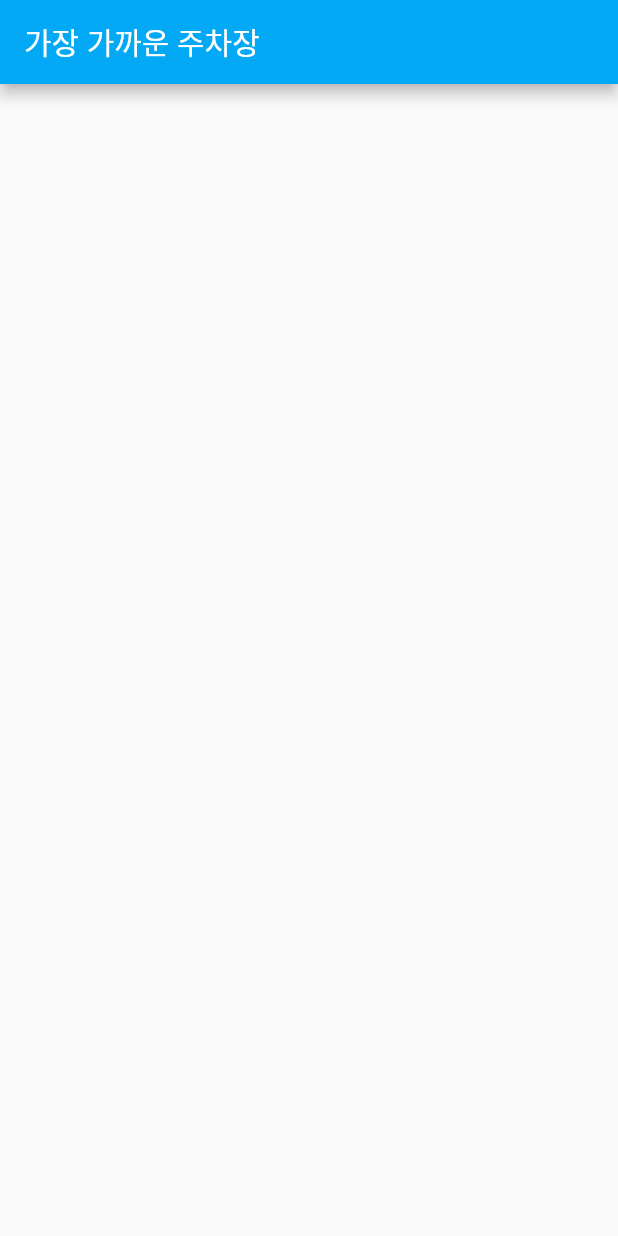
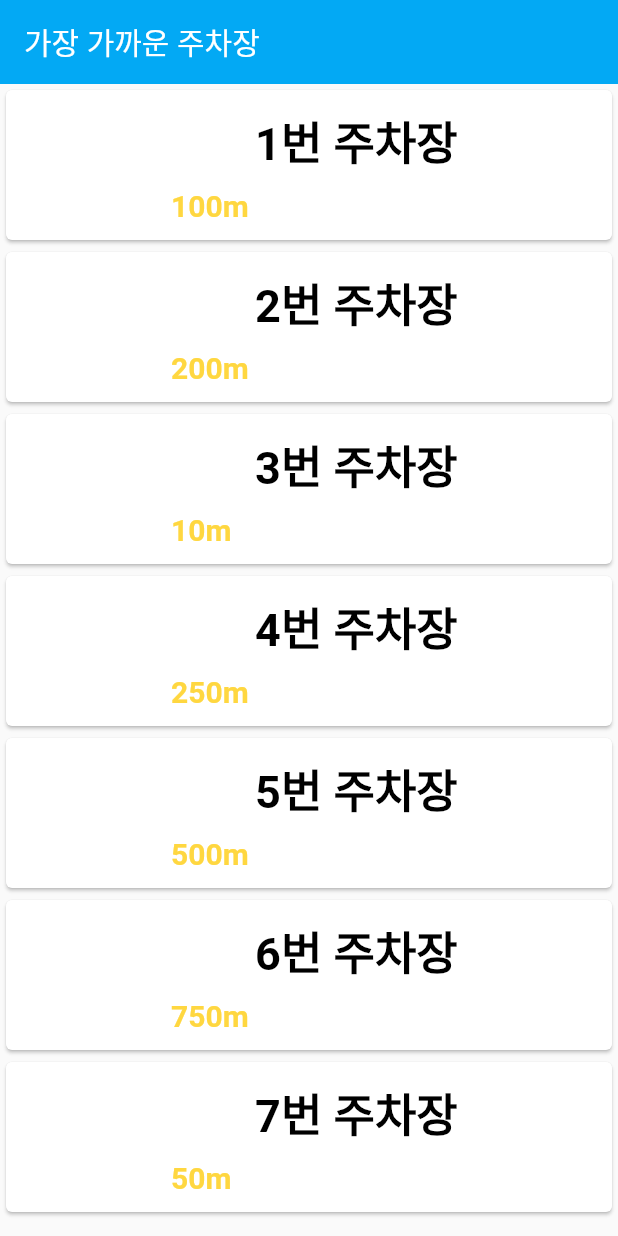
Before and after one commit to chanx2S2/parking_list, a Flutter app: the screen it shows after launch, on a phone screen of 412 x 824 dp. Run offline on Flutter 3.47's test engine with Material 2 defaults, Android fonts, the phone set to English and light mode, and no system bars.

Commit message:
리스트 틀 구현(글자 조절 필요)

```diff
--- a/lib/main.dart
+++ b/lib/main.dart
@@ -47,6 +47,7 @@ class _MyListState extends State<MyList> {
 
   @override
   Widget build(BuildContext context) {
+    double width = MediaQuery.of(context).size.width * 0.6;
     return Scaffold(
       appBar: AppBar(
         title: const Text('가장 가까운 주차장',
@@ -55,7 +56,60 @@ class _MyListState extends State<MyList> {
           ),
         ),
         backgroundColor: Colors.lightBlue,
+        elevation: 0,
       ),
-    );
+      body: ListView.builder(
+          itemCount: parkinglotList.length,
+          itemBuilder: (context, index) {
+            return GestureDetector(
+              onTap: (){
+                debugPrint(parkinglotList[index]);
+              },
+              child: Card(
+                child: Row(
+                  children: [
+                    const SizedBox(
+                      width: 100,
+                      height: 100,
+                    ),
+                    Padding(padding: const EdgeInsets.all(10),
+                      child: Column(
+                        children: [
+                          // const Icon(
+                          //   Icons.local_parking_rounded,
+                          //   color: Colors.lightBlue,
+                          //   size: 50,
+                          // ),
+                          Text(parkinglotList[index],
+                            style: const TextStyle(
+                              fontSize: 30,
+                              fontWeight: FontWeight.bold,
+                              color: Colors.black,
+                            ),
+                          ),
+                          const SizedBox(
+                            height: 10,
+                          ),
+                          SizedBox(
+                            width: width,
+                            child: Text(
+                              parkinglotDistance[index],
+                              style: TextStyle(
+                                fontSize: 20,
+                                fontWeight: FontWeight.bold,
+                                color: Colors.amberAccent
+                              ),
+                            ),
+                          )
+                        ],
+                      ),
+                    ),
+                  ],
+                ),
+              ),
+            );
+          },
+        ),
+      );
+    }
   }
-}
```
